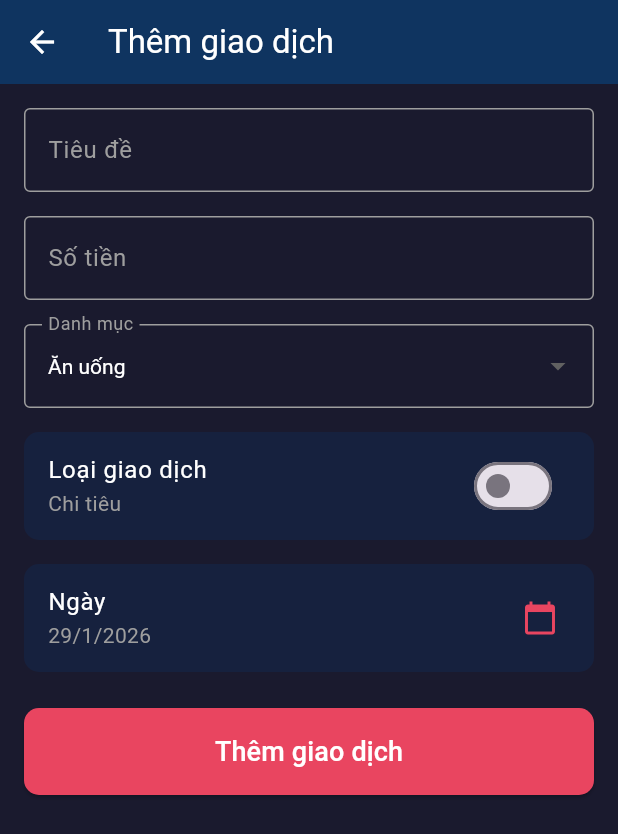
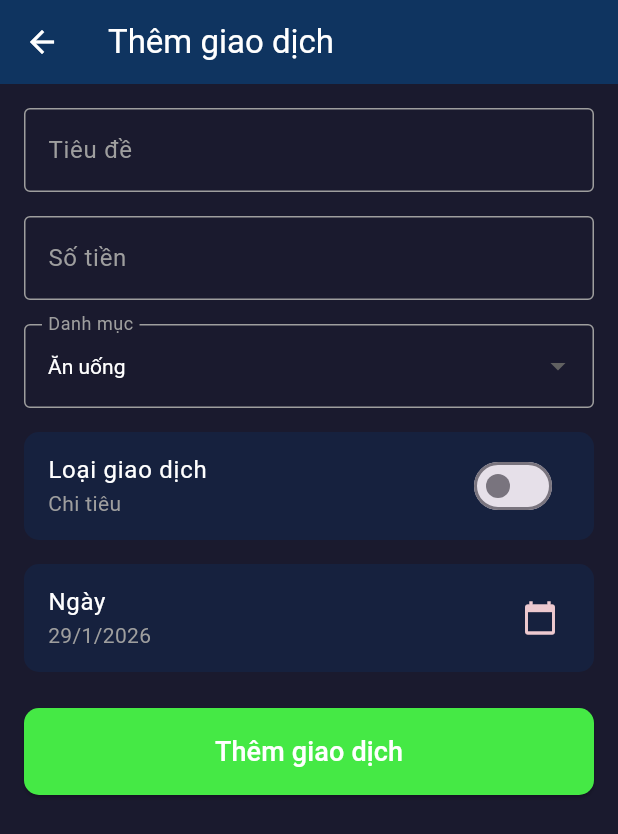
Before and after one commit to tunaq18/FinApp, a Flutter app: the AddTransactionPage screen opened directly with empty values, on a phone screen of 412 x 824 dp. Shown: the top 834 px of the screen. Run offline on Flutter 3.47's test engine with Material 3 defaults, Android fonts, the phone set to English and light mode, and no system bars; our stand-ins replace shared_preferences; accounts and stored records are empty.

Commit message:
change UI color

```diff
--- a/lib/screens/add_transaction_page.dart
+++ b/lib/screens/add_transaction_page.dart
@@ -185,7 +185,10 @@ class _AddTransactionPageState extends State<AddTransactionPage> {
                   '${_selectedDate.day}/${_selectedDate.month}/${_selectedDate.year}',
                   style: TextStyle(color: Colors.grey),
                 ),
-                trailing: Icon(Icons.calendar_today, color: Color(0xFFE94560)),
+                trailing: Icon(
+                  Icons.calendar_today,
+                  color: Color.fromARGB(255, 237, 201, 207),
+                ),
                 onTap: () async {
                   final picked = await showDatePicker(
                     context: context,
@@ -231,7 +234,7 @@ class _AddTransactionPageState extends State<AddTransactionPage> {
                     : Text('Thêm giao dịch', style: TextStyle(fontSize: 18)),
               ),
               style: ElevatedButton.styleFrom(
-                backgroundColor: Color(0xFFE94560),
+                backgroundColor: Color.fromARGB(255, 69, 233, 69),
                 foregroundColor: Colors.white,
                 shape: RoundedRectangleBorder(
                   borderRadius: BorderRadius.circular(10),
```
